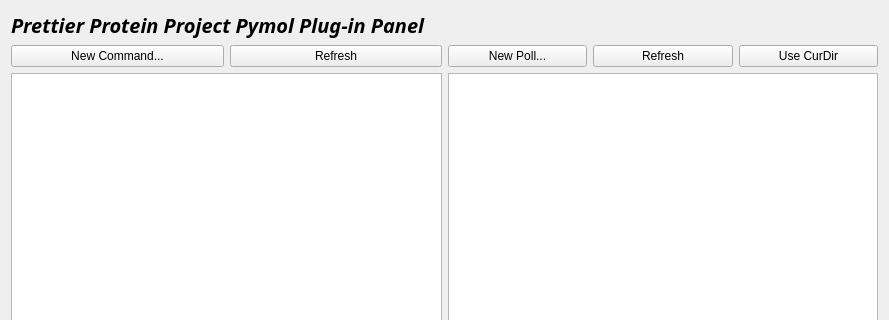
The window that ipd/ppp/plugin/ppppp/gui_grid_main.ui (baker-laboratory/ipd) describes before a commit, drawn with Qt 5; both pictures show x 0 to 889 and y 0 to 320 of the 889 by 802 pixel window.
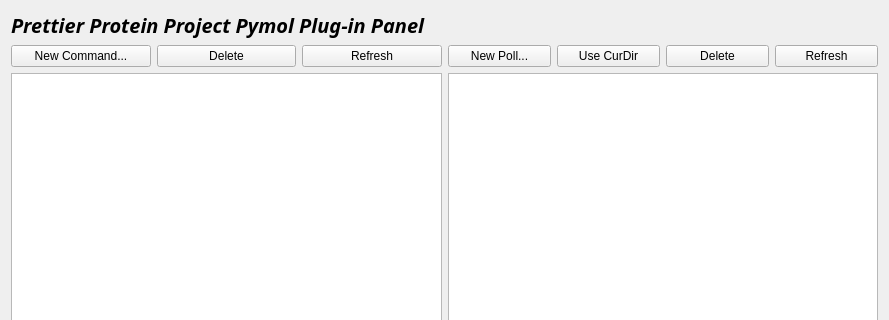
The same window after the commit.

```diff
--- a/ipd/ppp/plugin/ppppp/gui_grid_main.ui
+++ b/ipd/ppp/plugin/ppppp/gui_grid_main.ui
@@ -47,6 +47,13 @@
              </property>
             </widget>
            </item>
+           <item>
+            <widget class="QPushButton" name="button_delopt">
+             <property name="text">
+              <string>Delete</string>
+             </property>
+            </widget>
+           </item>
            <item>
             <widget class="QPushButton" name="button_refresh_cmds">
              <property name="text">
@@ -85,13 +92,6 @@
              </property>
             </widget>
            </item>
-           <item>
-            <widget class="QPushButton" name="button_refresh_polls">
-             <property name="text">
-              <string>Refresh</string>
-             </property>
-            </widget>
-           </item>
            <item>
             <widget class="QPushButton" name="button_use_curdir">
              <property name="toolTip">
@@ -102,6 +102,20 @@
              </property>
             </widget>
            </item>
+           <item>
+            <widget class="QPushButton" name="button_delpoll">
+             <property name="text">
+              <string>Delete</string>
+             </property>
+            </widget>
+           </item>
+           <item>
+            <widget class="QPushButton" name="button_refresh_polls">
+             <property name="text">
+              <string>Refresh</string>
+             </property>
+            </widget>
+           </item>
           </layout>
          </item>
          <item>
```
